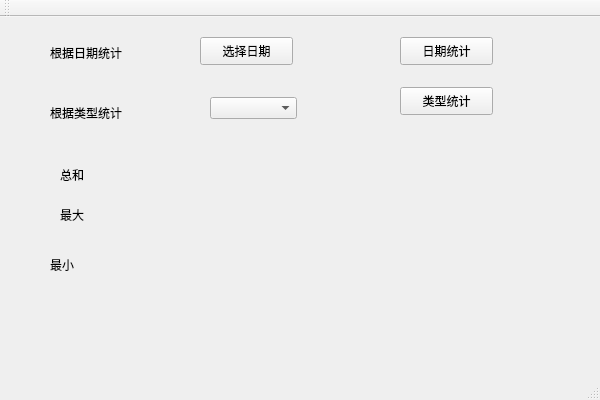
Before: the Qt Designer form APDFinal/Calculate.ui in vernonwu/CPP_Project_Semester_3, drawn with Qt 5.
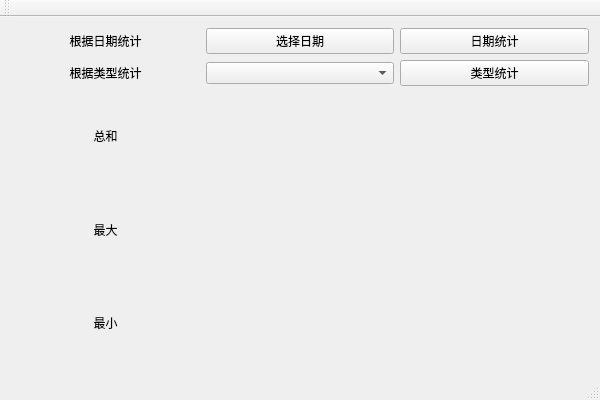
After: the same form once the commit is applied.

```diff
--- a/APDFinal/Calculate.ui
+++ b/APDFinal/Calculate.ui
@@ -14,159 +14,107 @@
    <string>Calculate</string>
   </property>
   <widget class="QWidget" name="centralWidget">
+   <layout class="QVBoxLayout" name="verticalLayout">
+    <item>
+     <layout class="QGridLayout" name="gridLayout">
+      <item row="0" column="0">
    <widget class="QLabel" name="label">
-    <property name="geometry">
-     <rect>
-      <x>50</x>
-      <y>20</y>
-      <width>101</width>
-      <height>31</height>
-     </rect>
-    </property>
     <property name="text">
      <string>根据日期统计</string>
     </property>
-   </widget>
-   <widget class="QLabel" name="label_2">
-    <property name="geometry">
-     <rect>
-      <x>50</x>
-      <y>80</y>
-      <width>101</width>
-      <height>31</height>
-     </rect>
-    </property>
-    <property name="text">
-     <string>根据类型统计</string>
-    </property>
-   </widget>
+        <property name="alignment">
+         <set>Qt::AlignCenter</set>
+        </property>
+       </widget>
+      </item>
+      <item row="0" column="1">
    <widget class="QPushButton" name="pushButton">
-    <property name="geometry">
-     <rect>
-      <x>200</x>
-      <y>20</y>
-      <width>93</width>
-      <height>28</height>
-     </rect>
-    </property>
     <property name="text">
      <string>选择日期</string>
     </property>
    </widget>
-   <widget class="QComboBox" name="comboBox">
-    <property name="geometry">
-     <rect>
-      <x>210</x>
-      <y>80</y>
-      <width>87</width>
-      <height>22</height>
-     </rect>
-    </property>
-   </widget>
+      </item>
+      <item row="0" column="2">
    <widget class="QPushButton" name="pushButton_2">
-    <property name="geometry">
-     <rect>
-      <x>400</x>
-      <y>20</y>
-      <width>93</width>
-      <height>28</height>
-     </rect>
-    </property>
     <property name="text">
      <string>日期统计</string>
     </property>
    </widget>
-   <widget class="QPushButton" name="pushButton_3">
-    <property name="geometry">
-     <rect>
-      <x>400</x>
-      <y>70</y>
-      <width>93</width>
-      <height>28</height>
-     </rect>
-    </property>
+      </item>
+      <item row="1" column="0">
+       <widget class="QLabel" name="label_2">
     <property name="text">
-     <string>类型统计</string>
-    </property>
-   </widget>
+         <string>根据类型统计</string>
+        </property>
+        <property name="alignment">
+         <set>Qt::AlignCenter</set>
+        </property>
+       </widget>
+      </item>
+      <item row="1" column="1">
+       <widget class="QComboBox" name="comboBox"/>
+      </item>
+      <item row="2" column="0">
    <widget class="QLabel" name="label_3">
-    <property name="geometry">
-     <rect>
-      <x>60</x>
-      <y>150</y>
-      <width>72</width>
-      <height>15</height>
-     </rect>
-    </property>
     <property name="text">
      <string>总和</string>
     </property>
-   </widget>
+        <property name="alignment">
+         <set>Qt::AlignCenter</set>
+        </property>
+       </widget>
+      </item>
+      <item row="1" column="2">
+       <widget class="QPushButton" name="pushButton_3">
+        <property name="text">
+         <string>类型统计</string>
+        </property>
+       </widget>
+      </item>
+      <item row="3" column="0">
    <widget class="QLabel" name="label_4">
-    <property name="geometry">
-     <rect>
-      <x>60</x>
-      <y>190</y>
-      <width>72</width>
-      <height>15</height>
-     </rect>
-    </property>
     <property name="text">
      <string>最大</string>
     </property>
-   </widget>
+        <property name="alignment">
+         <set>Qt::AlignCenter</set>
+        </property>
+       </widget>
+      </item>
+      <item row="4" column="1">
+       <widget class="QLabel" name="label_8">
+        <property name="text">
+         <string/>
+        </property>
+       </widget>
+      </item>
+      <item row="4" column="0">
    <widget class="QLabel" name="label_5">
-    <property name="geometry">
-     <rect>
-      <x>50</x>
-      <y>240</y>
-      <width>72</width>
-      <height>15</height>
-     </rect>
-    </property>
     <property name="text">
      <string>最小</string>
     </property>
-   </widget>
-   <widget class="QLabel" name="label_6">
-    <property name="geometry">
-     <rect>
-      <x>240</x>
-      <y>140</y>
-      <width>72</width>
-      <height>15</height>
-     </rect>
-    </property>
-    <property name="text">
-     <string/>
-    </property>
-   </widget>
+        <property name="alignment">
+         <set>Qt::AlignCenter</set>
+        </property>
+       </widget>
+      </item>
+      <item row="3" column="1">
    <widget class="QLabel" name="label_7">
-    <property name="geometry">
-     <rect>
-      <x>230</x>
-      <y>190</y>
-      <width>72</width>
-      <height>15</height>
-     </rect>
-    </property>
     <property name="text">
      <string/>
     </property>
    </widget>
-   <widget class="QLabel" name="label_8">
-    <property name="geometry">
-     <rect>
-      <x>230</x>
-      <y>240</y>
-      <width>72</width>
-      <height>15</height>
-     </rect>
-    </property>
+      </item>
+      <item row="2" column="1">
+       <widget class="QLabel" name="label_6">
     <property name="text">
      <string/>
     </property>
    </widget>
+      </item>
+     </layout>
+    </item>
+   </layout>
   </widget>
   <widget class="QMenuBar" name="menuBar">
    <property name="geometry">
```
Lines whose indentation alone changed are shown as unchanged.
